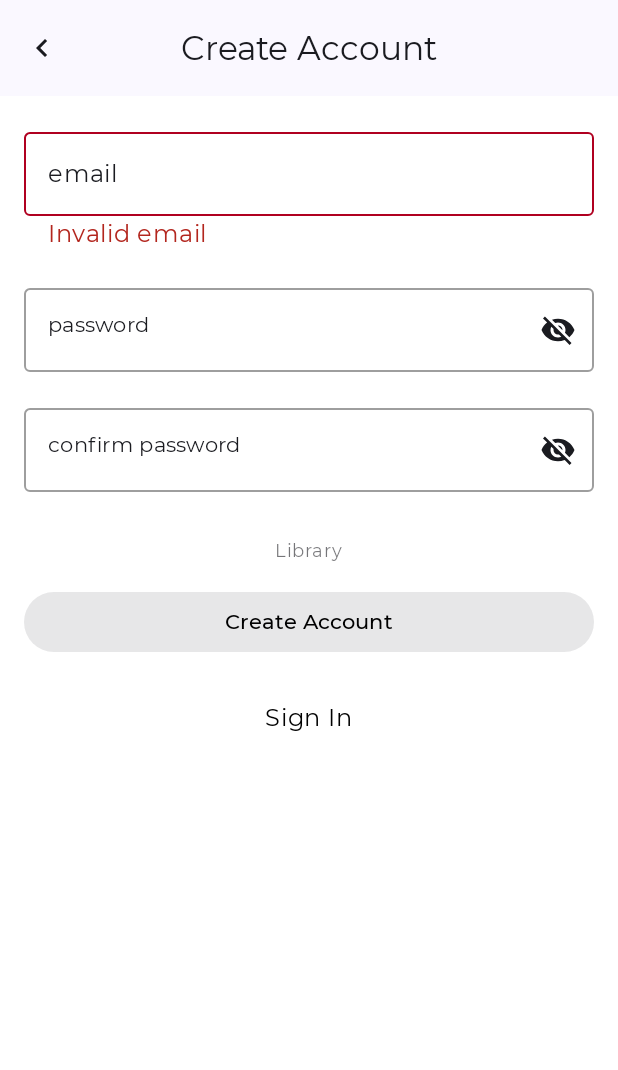
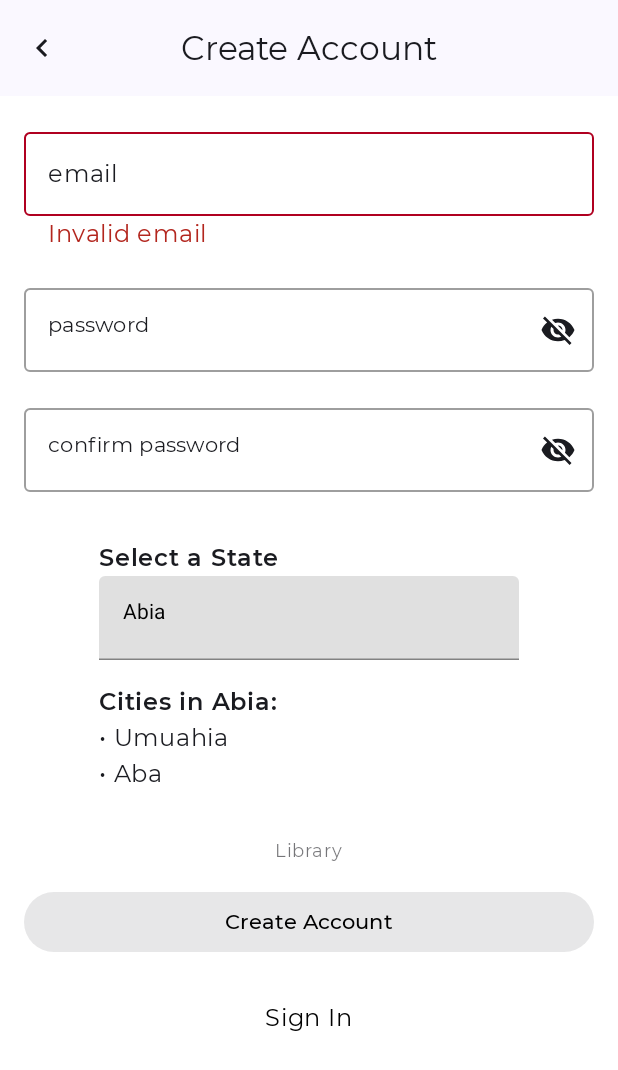
Before and after one commit to ufuomaisaac/Women-Care, an Android app built with Jetpack Compose: the screen it shows after launch (MainActivity), on a phone screen of 412 x 824 dp. Shown: the top 1070 px of the screen. Run offline under Robolectric (Android 15) with nearby library versions, the phone set to English and light mode, and no system bars; our stand-ins replace Dagger/Hilt's generated code, Firebase (no records; nobody signed in at launch, a user with empty details on screens opened directly).

Commit message:
added cities to it

```diff
--- a/app/src/main/java/com/example/womencare/ui/auth/signin/SignInSIgnUp.kt
+++ b/app/src/main/java/com/example/womencare/ui/auth/signin/SignInSIgnUp.kt
@@ -1,16 +1,23 @@
+import androidx.compose.foundation.layout.Box
+import androidx.compose.foundation.layout.Column
 import androidx.compose.foundation.layout.Row
 import androidx.compose.foundation.layout.Spacer
 import androidx.compose.foundation.layout.fillMaxWidth
+import androidx.compose.foundation.layout.height
 import androidx.compose.foundation.layout.width
 import androidx.compose.foundation.text.KeyboardActions
 import androidx.compose.foundation.text.KeyboardOptions
+import androidx.compose.material.ExperimentalMaterialApi
+import androidx.compose.material.ExposedDropdownMenuBox
 import androidx.compose.material.OutlinedTextField
 import androidx.compose.material.TextButton
+import androidx.compose.material.TextField
 import androidx.compose.material.icons.Icons
 import androidx.compose.material.icons.filled.KeyboardArrowLeft
 import androidx.compose.material.icons.filled.Visibility
 import androidx.compose.material.icons.filled.VisibilityOff
 import androidx.compose.material3.CenterAlignedTopAppBar
+import androidx.compose.material3.DropdownMenuItem
 import androidx.compose.material3.ExperimentalMaterial3Api
 import androidx.compose.material3.Icon
 import androidx.compose.material3.IconButton
@@ -18,12 +25,15 @@ import androidx.compose.material3.MaterialTheme
 import androidx.compose.material3.Surface
 import androidx.compose.material3.Text
 import androidx.compose.runtime.Composable
+import androidx.compose.runtime.getValue
 import androidx.compose.runtime.mutableStateOf
 import androidx.compose.runtime.remember
 import androidx.compose.runtime.saveable.rememberSaveable
+import androidx.compose.runtime.setValue
 import androidx.compose.ui.Modifier
 import androidx.compose.ui.focus.onFocusChanged
 import androidx.compose.ui.graphics.Color
+import androidx.compose.ui.text.font.FontWeight
 import androidx.compose.ui.text.input.ImeAction
 import androidx.compose.ui.text.input.KeyboardType
 import androidx.compose.ui.text.input.PasswordVisualTransformation
@@ -31,6 +41,7 @@ import androidx.compose.ui.text.input.VisualTransformation
 import androidx.compose.ui.tooling.preview.Preview
 import androidx.compose.ui.unit.dp
 import com.example.womencare.theme.WomenCareTheme
+import com.example.womencare.ui.auth.signup.nigeriaStates
 import com.example.womencare.ui.auth.state.EmailState
 import com.example.womencare.ui.auth.state.TextFieldState
 
@@ -180,18 +191,87 @@ fun TextButton(
     }
 }
 
-/*
-@Preview
+@OptIn(ExperimentalMaterialApi::class)
 @Composable
-fun ForgetPasswordPreview() {
-    MotherCareTheme {
-        Surface {
-            TextButton(modifier = Modifier,
-                onButtonClicked = {},
-                buttonText = "Forgot password?")
+fun CityDropdown() {
+    val cities = listOf("Lagos", "Abuja", "Port Harcourt", "Kano", "Ibadan")
+    var expanded by remember { mutableStateOf(false) }
+    var selectedCity by remember { mutableStateOf(cities[0]) }
+
+    Box(modifier = Modifier.fillMaxWidth()) {
+        ExposedDropdownMenuBox(
+            expanded = expanded,
+            onExpandedChange = { expanded = !expanded }
+        ) {
+            TextField(
+                value = selectedCity,
+                onValueChange = {},
+                readOnly = true,
+            )
+            ExposedDropdownMenu(
+                expanded = expanded,
+                onDismissRequest = { expanded = false }
+            ) {
+                cities.forEach { city ->
+                    DropdownMenuItem(
+                        text = { Text(city) },
+                        onClick = {
+                            selectedCity = city
+                            expanded = false
+                        }
+                    )
+                }
+            }
         }
     }
-}*/
+}
+
+@OptIn(ExperimentalMaterialApi::class)
+@Composable
+fun StateCityDropdown() {
+    var selectedState by remember { mutableStateOf(nigeriaStates[0]) }
+    var expanded by remember { mutableStateOf(false) }
+
+    Column {
+        Text("Select a State", fontWeight = FontWeight.Bold)
+
+        ExposedDropdownMenuBox(
+            expanded = expanded,
+            onExpandedChange = { expanded = !expanded }
+        ) {
+            TextField(
+                value = selectedState.name,
+                onValueChange = {},
+                readOnly = true,
+                //modifier = Modifier.menuAnchor()
+            )
+            ExposedDropdownMenu(
+                expanded = expanded,
+                onDismissRequest = { expanded = false }
+            ) {
+                nigeriaStates.forEach { state ->
+                    DropdownMenuItem(
+                        text = { Text(state.name) },
+                        onClick = {
+                            selectedState = state
+                            expanded = false
+                        }
+                    )
+                }
+            }
+        }
+
+        Spacer(modifier = Modifier.height(16.dp))
+
+        Text("Cities in ${selectedState.name}:", fontWeight = FontWeight.Bold)
+        Column {
+            selectedState.cities.forEach { city ->
+                Text("• $city")
+            }
+        }
+    }
+}
+
 
 
 @Preview()
--- a/app/src/main/java/com/example/womencare/ui/auth/signup/SIgnUpScreen.kt
+++ b/app/src/main/java/com/example/womencare/ui/auth/signup/SIgnUpScreen.kt
@@ -1,8 +1,10 @@
 package com.example.mothercare.ui.scene.auth.signup
 
+import CityDropdown
 import Email
 import Password
 import SignInTopAppBar
+import StateCityDropdown
 import TextButton
 import android.util.Log
 import android.widget.Toast
@@ -120,6 +122,10 @@ fun SignUpContent(
 
         Spacer(modifier = Modifier.height(32.dp))
 
+        StateCityDropdown()
+
+        Spacer(modifier = Modifier.height(32.dp))
+
         Text(
             text = stringResource(id = R.string.library),
             style = MaterialTheme.typography.bodySmall,
@@ -127,7 +133,6 @@ fun SignUpContent(
         )
 
         Spacer(modifier = Modifier.height(16.dp))
-
 
         Box(
             modifier = Modifier,
@@ -146,8 +151,6 @@ fun SignUpContent(
                             Log.d("NEWAGE", "button has been clicked")
 
                             authViewModel.signUp(emailState.text, passwordState.text)
-
-                            // Log.d(TAG, "insideViewmodel ")
 
                             if (signInState.value) {
                                 onSignUpSubmitted()
@@ -168,7 +171,6 @@ fun SignUpContent(
                             passwordState.isValid &&
                             confirmPasswordState.isValid
                 ) {
-
                     Text(
                         text = "Create Account",
                         color = Color.Black
@@ -183,6 +185,8 @@ fun SignUpContent(
                     onButtonClicked = onSignUpSubmitted
                 )
             }
+
+
             if (isLoading) {
                 CircularProgressIndicator()
             }
--- /dev/null
+++ b/app/src/main/java/com/example/womencare/ui/auth/signup/nigeriaStates.kt
@@ -0,0 +1,44 @@
+package com.example.womencare.ui.auth.signup
+
+data class State(val name: String, val cities: List<String>)
+
+
+val nigeriaStates = listOf(
+    State("Abia", listOf("Umuahia", "Aba")),
+    State("Adamawa", listOf("Yola", "Mubi")),
+    State("Akwa Ibom", listOf("Uyo", "Eket", "Ikot Ekpene")),
+    State("Anambra", listOf("Awka", "Onitsha", "Nnewi")),
+    State("Bauchi", listOf("Bauchi", "Azare", "Misau")),
+    State("Bayelsa", listOf("Yenagoa", "Brass")),
+    State("Benue", listOf("Makurdi", "Otukpo", "Gboko")),
+    State("Borno", listOf("Maiduguri", "Biu", "Monguno")),
+    State("Cross River", listOf("Calabar", "Ikom", "Ugep")),
+    State("Delta", listOf("Asaba", "Warri", "Sapele", "Ughelli", "Agbor")),
+    State("Ebonyi", listOf("Abakaliki", "Afikpo")),
+    State("Edo", listOf("Benin City", "Auchi", "Ekpoma")),
+    State("Ekiti", listOf("Ado-Ekiti", "Ikere", "Ijero")),
+    State("Enugu", listOf("Enugu", "Nsukka", "Agbani")),
+    State("FCT", listOf("Abuja", "Gwagwalada", "Kubwa")),
+    State("Gombe", listOf("Gombe", "Kaltungo", "Dukku")),
+    State("Imo", listOf("Owerri", "Orlu", "Okigwe")),
+    State("Jigawa", listOf("Dutse", "Hadejia", "Gumel")),
+    State("Kaduna", listOf("Kaduna", "Zaria", "Kafanchan", "Saminaka")),
+    State("Kano", listOf("Kano", "Wudil", "Rano", "Dambatta")),
+    State("Katsina", listOf("Katsina", "Daura", "Funtua")),
+    State("Kebbi", listOf("Birnin Kebbi", "Argungu", "Yauri")),
+    State("Kogi", listOf("Lokoja", "Okene", "Idah")),
+    State("Kwara", listOf("Ilorin", "Offa", "Jebba")),
+    State("Lagos", listOf("Ikeja", "Lagos Island", "Ikorodu", "Badagry", "Epe")),
+    State("Nasarawa", listOf("Lafia", "Keffi", "Akwanga")),
+    State("Niger", listOf("Minna", "Suleja", "Bida", "Kontagora")),
+    State("Ogun", listOf("Abeokuta", "Ijebu-Ode", "Sagamu", "Ota")),
+    State("Ondo", listOf("Akure", "Ondo Town", "Owo", "Ikare")),
+    State("Osun", listOf("Osogbo", "Ile-Ife", "Ilesa")),
+    State("Oyo", listOf("Ibadan", "Ogbomoso", "Iseyin", "Oyo Town")),
+    State("Plateau", listOf("Jos", "Pankshin", "Shendam")),
+    State("Rivers", listOf("Port Harcourt", "Bonny", "Omoku", "Eleme")),
+    State("Sokoto", listOf("Sokoto", "Tambuwal", "Wurno")),
+    State("Taraba", listOf("Jalingo", "Wukari", "Gembu")),
+    State("Yobe", listOf("Damaturu", "Potiskum", "Gashua")),
+    State("Zamfara", listOf("Gusau", "Kaura Namoda", "Anka"))
+)
--- a/app/src/main/java/com/example/womencare/ui/home/MainActivity.kt
+++ b/app/src/main/java/com/example/womencare/ui/home/MainActivity.kt
@@ -1,6 +1,5 @@
 package com.example.womencare.ui.home
 
-import SignInScreen
 import android.os.Bundle
 import androidx.activity.ComponentActivity
 import androidx.activity.compose.setContent
@@ -17,14 +16,12 @@ import androidx.compose.runtime.getValue
 import androidx.compose.ui.Modifier
 import androidx.compose.ui.graphics.Color
 import androidx.compose.ui.res.stringResource
-import androidx.compose.ui.tooling.preview.Preview
 import androidx.navigation.NavGraph.Companion.findStartDestination
 import androidx.navigation.NavHostController
 import androidx.navigation.compose.NavHost
 import androidx.navigation.compose.composable
 import androidx.navigation.compose.currentBackStackEntryAsState
 import androidx.navigation.compose.rememberNavController
-import com.example.mothercare.ui.scene.auth.signup.SignUpScreen
 import com.example.womencare.theme.WomenCareTheme
 import dagger.hilt.android.AndroidEntryPoint
 
@@ -36,15 +33,7 @@ class MainActivity : ComponentActivity() {
         setContent {
             WomenCareTheme {
                 Surface {
-                       /* SignInScreen(
-                            onSignInSubmitted = {_, _ -> },
-                            onNavUp = {  },
-                            modifier = Modifier)*/
-
-                    SignUpScreen(
-                        modifier = Modifier,
-                        onSignUpSubmitted = { }) {
-                    }
+                    OnEntryNavigation(context = this)
                 }
             }
         }
```
Also changed, not shown: app/src/main/java/com/example/womencare/ui/home/Navigation.kt (+12 -24 lines).
